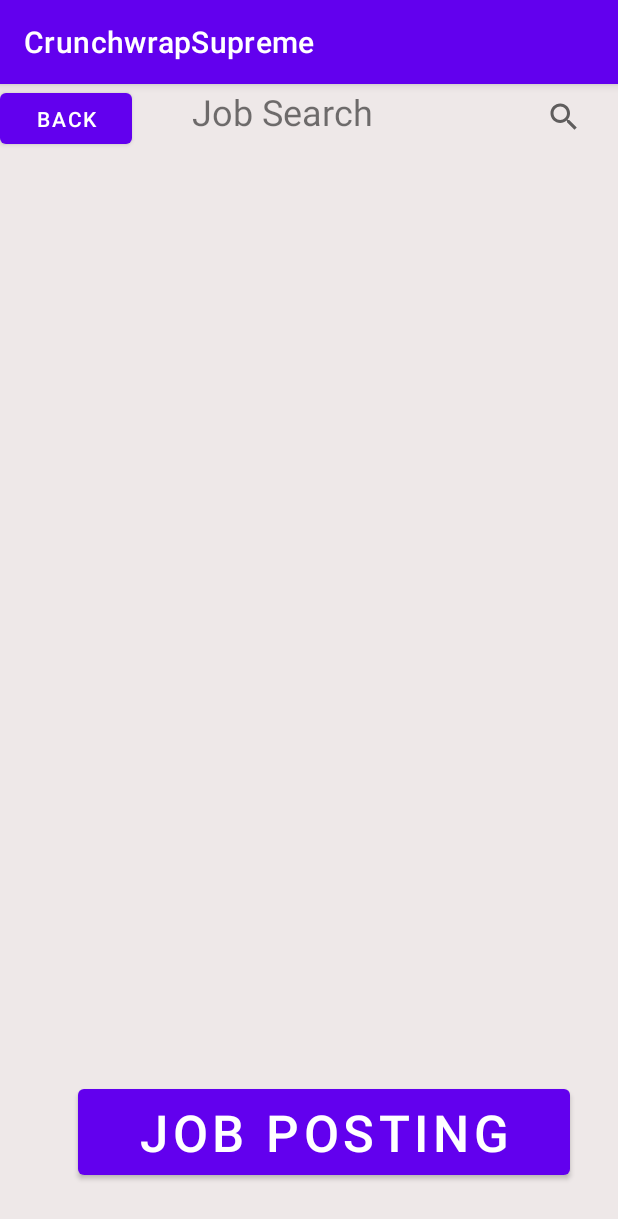
After one commit to jnhalldev/CrunchwrapSupreme, an Android app: the WorkSearchActivity screen opened directly, with no data from a screen before it, on a phone screen of 412 x 824 dp. The commit adds this screen. Shown: the top 1219 px of the screen. Run offline under Robolectric (Android 15) with nearby library versions, the phone set to English and light mode, and no system bars.

Commit message:
Job Posting Class and Activity created - adding to a list.

```diff
--- /dev/null
+++ b/app/src/main/java/com/example/crunchwrapsupreme/WorkSearchActivity.java
@@ -0,0 +1,56 @@
+package com.example.crunchwrapsupreme;
+
+import androidx.appcompat.app.AppCompatActivity;
+
+import android.content.Intent;
+import android.os.Bundle;
+import android.view.View;
+import android.widget.Button;
+import android.widget.TextView;
+
+import java.util.ArrayList;
+import java.util.List;
+
+public class WorkSearchActivity extends AppCompatActivity {
+
+    public static List<JobPosting> JobPostingsList = new ArrayList<JobPosting>();
+
+    @Override
+    protected void onCreate(Bundle savedInstanceState) {
+        super.onCreate(savedInstanceState);
+        setContentView(R.layout.activity_work_search);
+
+        Button ButoonBack = findViewById(R.id.button3);
+        ButoonBack.setOnClickListener(new View.OnClickListener() {
+            @Override
+            public void onClick(View view) {
+                ShowMainActivity();
+
+            }
+        });
+        Button NewPosting = findViewById(R.id.Work_Owner_Posting);
+        NewPosting.setOnClickListener(new View.OnClickListener() {
+            @Override
+            public void onClick(View veiwing ) {
+                    classJobPosting();
+        }
+        });
+
+       List<JobPosting> temp = JobPostingsList;
+    }
+    public void ShowMainActivity(){
+        Intent intent = new Intent(this, MainActivity.class);
+        startActivity(intent);
+        finish();
+    }
+
+
+
+
+    public void classJobPosting(){
+        Intent intent = new Intent(this, classJobPosting.class);
+        startActivity(intent);
+        finish();
+    }
+
+}
--- /dev/null
+++ b/app/src/main/res/layout/activity_work_search.xml
@@ -0,0 +1,99 @@
+<?xml version="1.0" encoding="utf-8"?>
+<androidx.constraintlayout.widget.ConstraintLayout xmlns:android="http://schemas.android.com/apk/res/android"
+    xmlns:app="http://schemas.android.com/apk/res-auto"
+    xmlns:tools="http://schemas.android.com/tools"
+    android:layout_width="match_parent"
+    android:layout_height="match_parent"
+    tools:context=".WorkSearchActivity">
+
+    <androidx.constraintlayout.widget.ConstraintLayout
+        android:id="@+id/constraintLayout"
+        android:layout_width="match_parent"
+        android:layout_height="match_parent"
+        android:background="#EEE8E8"
+        android:visibility="visible"
+        tools:context=".MainActivity">
+
+        <SearchView
+            android:id="@+id/searchView"
+            android:layout_width="40dp"
+            android:layout_height="43dp"
+            android:layout_marginEnd="16dp"
+            app:layout_constraintEnd_toEndOf="parent"
+            tools:ignore="MissingConstraints"
+            tools:layout_editor_absoluteY="5dp" />
+
+        <EditText
+            android:id="@+id/editTextTextPersonName4"
+            android:layout_width="213dp"
+            android:layout_height="45dp"
+            android:layout_marginEnd="16dp"
+            android:layout_marginBottom="8dp"
+            android:ems="10"
+            android:hint="Search"
+            android:inputType="textPersonName"
+            android:text="Search"
+            android:visibility="invisible"
+            app:layout_constraintBottom_toTopOf="@+id/view2"
+            app:layout_constraintEnd_toStartOf="@+id/searchView"
+            tools:visibility="visible" />
+
+        <TextView
+            android:id="@+id/textView2"
+            android:layout_width="171dp"
+            android:layout_height="32dp"
+            android:layout_marginStart="128dp"
+            android:layout_marginBottom="44dp"
+            android:text="@string/search"
+            android:textColorHighlight="#FFC107"
+            android:textColorHint="#BF9927"
+            android:textSize="24sp"
+            app:layout_constraintBottom_toTopOf="@+id/view2"
+            app:layout_constraintStart_toStartOf="parent" />
+
+
+        <ScrollView
+            android:id="@+id/view2"
+            android:layout_width="351dp"
+            android:layout_height="583dp"
+            android:layout_marginStart="46dp"
+            android:layout_marginTop="78dp"
+            android:layout_marginEnd="20dp"
+            android:layout_marginBottom="56dp"
+            android:backgroundTint="@color/white"
+            app:layout_constraintBottom_toBottomOf="parent"
+            app:layout_constraintEnd_toEndOf="parent"
+            app:layout_constraintHorizontal_bias="1.0"
+            app:layout_constraintStart_toStartOf="parent"
+            app:layout_constraintTop_toTopOf="parent"
+            app:layout_constraintVertical_bias="0.0" >
+            <LinearLayout
+                android:id="@+id/container"
+                android:layout_width="match_parent"
+                android:layout_height="wrap_content"
+                android:orientation="vertical"/>
+        </ScrollView>
+
+        <Button
+            android:id="@+id/Work_Owner_Posting"
+            android:layout_width="328dp"
+            android:layout_height="69dp"
+            android:layout_marginStart="52dp"
+            android:layout_marginTop="664dp"
+            android:text="Job Posting"
+            android:textSize="34sp"
+            app:layout_constraintStart_toStartOf="parent"
+            app:layout_constraintTop_toTopOf="parent" />
+
+    </androidx.constraintlayout.widget.ConstraintLayout>
+
+    <Button
+        android:id="@+id/button3"
+        android:layout_width="wrap_content"
+        android:layout_height="46dp"
+        android:text="Back"
+        tools:ignore="MissingConstraints"
+        tools:layout_editor_absoluteX="2dp"
+        tools:layout_editor_absoluteY="2dp" />
+
+</androidx.constraintlayout.widget.ConstraintLayout>
--- a/app/src/main/res/values/strings.xml
+++ b/app/src/main/res/values/strings.xml
@@ -1,3 +1,7 @@
 <resources>
     <string name="app_name">CrunchwrapSupreme</string>
+    <string name="back"><![CDATA[<]]></string>
+    <string name="job_search">Job Search</string>
+    <string name="backhomepage"><![CDATA[<]]></string>
+    <string name="search">Job Search</string>
 </resources>
```
Also changed, not shown: app/src/main/AndroidManifest.xml (+14 -0 lines), app/src/main/java/com/example/crunchwrapsupreme/JobPosting.java (added, +67 -0 lines), app/src/main/java/com/example/crunchwrapsupreme/MainActivity.java (+22 -0 lines), app/src/main/java/com/example/crunchwrapsupreme/classJobPosting.java (added, +68 -0 lines), app/src/main/res/layout/activity_class_job_posting.xml (added, +91 -0 lines), app/src/main/res/layout/activity_main.xml (+7 -7 lines).
